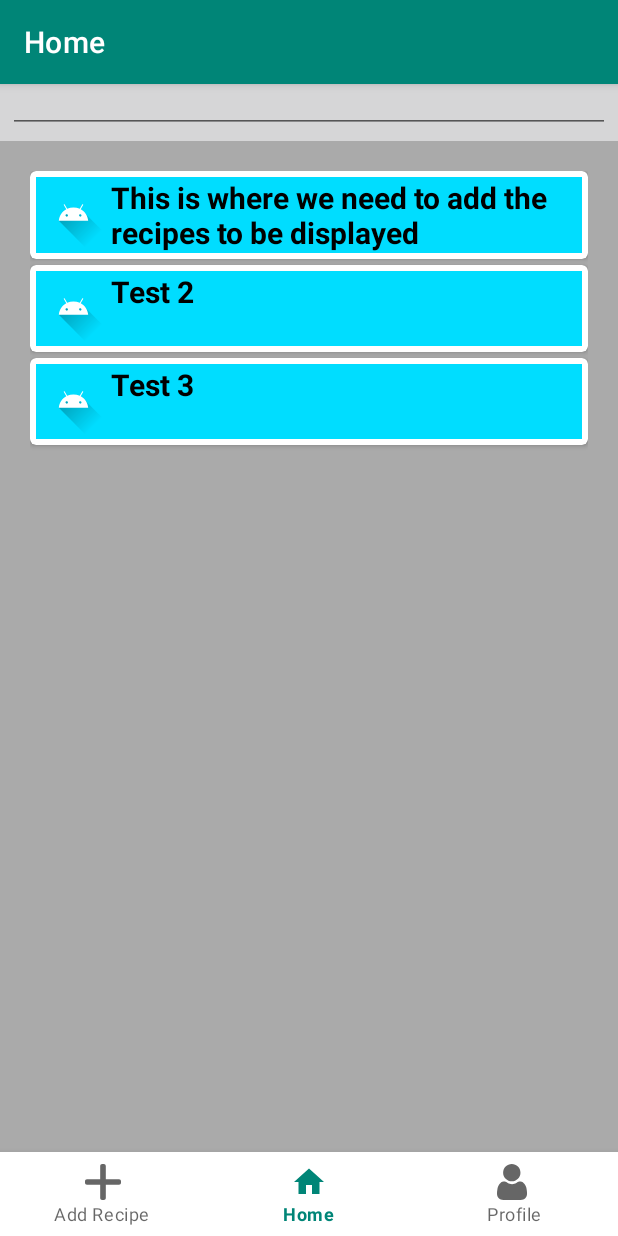
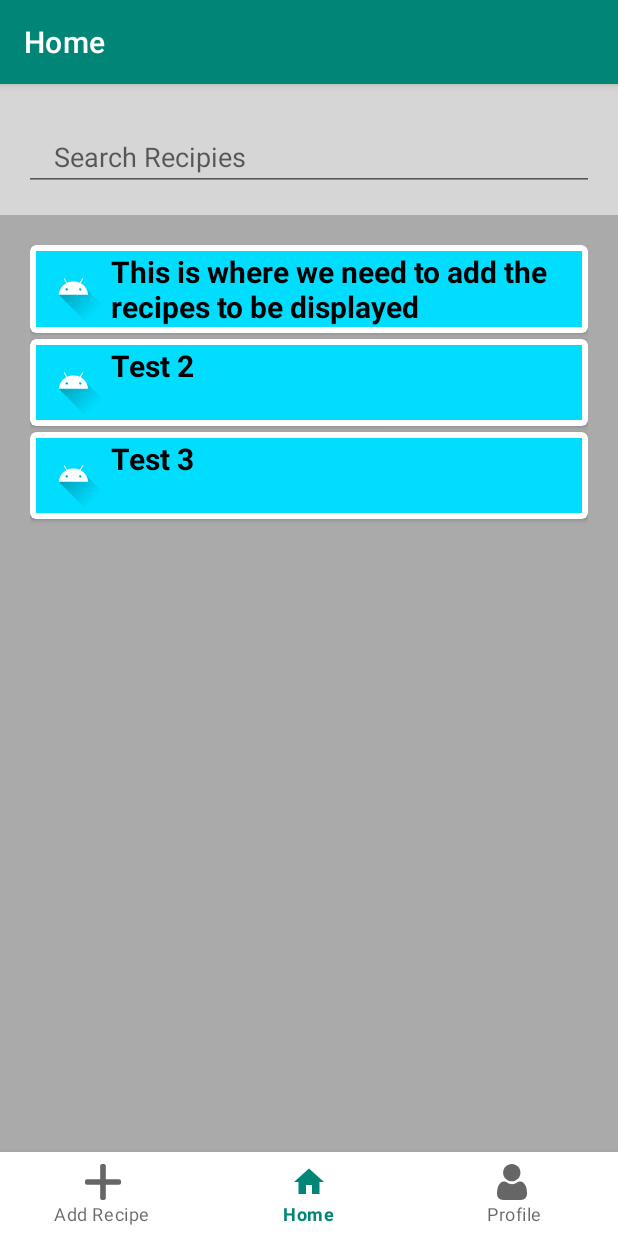
Before and after one commit to jcsnorlax97/pocketchef, an Android app: the fragment DisplaySearchResultsFragment placed in its activity, on a phone screen of 412 x 824 dp. Run offline under Robolectric (Android 15) with nearby library versions, the phone set to English and light mode, and no system bars; our stand-ins replace navigation-ui.

Commit message:
Get the functionality of the search bar working

```diff
--- a/PocketChef/app/src/main/java/net/team5/pocketchef/ui/search_recipes/DisplaySearchResultsFragment.java
+++ b/PocketChef/app/src/main/java/net/team5/pocketchef/ui/search_recipes/DisplaySearchResultsFragment.java
@@ -1,6 +1,8 @@
 package net.team5.pocketchef.ui.search_recipes;
 
 import android.os.Bundle;
+import android.text.Editable;
+import android.text.TextWatcher;
 import android.util.Log;
 import android.view.LayoutInflater;
 import android.view.Menu;
@@ -8,6 +10,7 @@ import android.view.MenuInflater;
 import android.view.MenuItem;
 import android.view.View;
 import android.view.ViewGroup;
+import android.widget.EditText;
 import android.widget.SearchView;
 
 import androidx.annotation.NonNull;
@@ -79,13 +82,7 @@ public class DisplaySearchResultsFragment extends Fragment {
         recipeList.add(new RecipeItem(R.drawable.temp_recipe_image_foreground,"Test 3"));
 
         //set adapters and stuff
-        searchResults = view.findViewById(R.id.DisSearchRecyclerView);
-        searchResults.setHasFixedSize(true);
-        layoutManager = new LinearLayoutManager(getContext());
-        adapter = new RecipeAdapter(recipeList);
-
-        searchResults.setLayoutManager(layoutManager);
-        searchResults.setAdapter(adapter);
+        buildRecyclerView(view);
 
         //deal with clicks on displayed recipes
         adapter.setOnItemClickListener(new RecipeAdapter.OnItemClickListener() {
@@ -96,8 +93,56 @@ public class DisplaySearchResultsFragment extends Fragment {
             }
         });
 
+        //set up variables for the search bar
+        EditText searchBar = view.findViewById(R.id.editText);
+        searchBar.addTextChangedListener(new TextWatcher() {
+            @Override
+            public void beforeTextChanged(CharSequence charSequence, int i, int i1, int i2) {
+
+            }
+
+            @Override
+            public void onTextChanged(CharSequence charSequence, int i, int i1, int i2) {
+
+            }
+
+            @Override
+            public void afterTextChanged(Editable editable) {
+                filter(editable.toString());
+            }
+        });
+
         //return the view
         return view;
+    }
+
+    /**
+     * this deals with the string the user is using to search for recipes
+     * gets called everytime the string updates
+     * */
+    private void filter(String text){
+        ArrayList<RecipeItem> filteredList = new ArrayList<>();
+
+        for(RecipeItem item: recipeList){
+            if(item.getRecipeName().toLowerCase().contains(text.toLowerCase())){
+                filteredList.add(item);
+            }
+        }
+
+        adapter.filterList(filteredList);
+    }
+
+    /**
+     * Sets up the recycler view and stuff
+     * */
+    private void buildRecyclerView(View view) {
+        searchResults = view.findViewById(R.id.DisSearchRecyclerView);
+        searchResults.setHasFixedSize(true);
+        layoutManager = new LinearLayoutManager(getContext());
+        adapter = new RecipeAdapter(recipeList);
+
+        searchResults.setLayoutManager(layoutManager);
+        searchResults.setAdapter(adapter);
     }
 
     /**
@@ -115,6 +160,7 @@ public class DisplaySearchResultsFragment extends Fragment {
         adapter.notifyItemChanged(position);
     }
 
+    /* THIS IS HERE INCASE WE WANT TO ADD A SEARCH ICON IN THE TOP RIGHT OF THE APP, ALTHOUGH THE CODE ISN'T WORKING RIGHT NOW WHEN IT SHOULD BE (ICON DOESN'T GET DISPLAYED)
     @Override
     public void onCreateOptionsMenu(Menu menu, MenuInflater inflater) {
         inflater.inflate(R.menu.search_recipes_menu, menu);
@@ -136,6 +182,8 @@ public class DisplaySearchResultsFragment extends Fragment {
         });
     }
 
+     */
+
     ///////////////////////////////////////////////////////////////////////////
     // END METHODS
     ///////////////////////////////////////////////////////////////////////////
--- a/PocketChef/app/src/main/res/layout/fragment_display_search_results.xml
+++ b/PocketChef/app/src/main/res/layout/fragment_display_search_results.xml
@@ -6,17 +6,18 @@
     >
 
     <EditText
-        android:id="@+id/editText"
-        android:layout_width="match_parent"
-        android:layout_height="wrap_content"
-        android:layout_margin="5dp"
+    android:id="@+id/editText"
+    android:layout_width="match_parent"
+    android:layout_height="wrap_content"
 
-        android:layout_marginTop="30dp"
-        android:layout_weight="1"
-        android:ems="10"
-        android:inputType="textPersonName"
-        android:padding="20dp"
-        android:text="Name" />
+    android:layout_marginTop="20dp"
+    android:layout_margin="16dp"
+    android:ems="20"
+    android:inputType="textPersonName"
+    android:paddingLeft="20dp"
+    android:paddingTop="20dp"
+    android:paddingRight="20dp"
+    android:hint="Search Recipies" />
 
     <androidx.recyclerview.widget.RecyclerView
         android:id="@+id/DisSearchRecyclerView"
```
Also changed, not shown: PocketChef/app/src/main/java/net/team5/pocketchef/ui/search_recipes/RecipeAdapter.java (+8 -0 lines).
